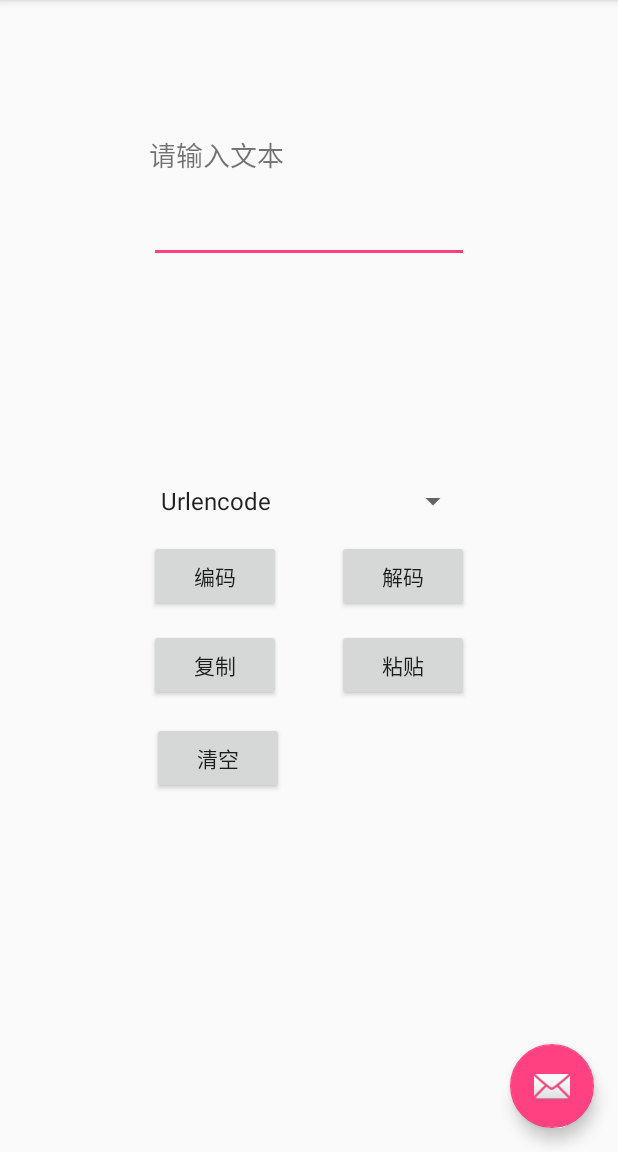
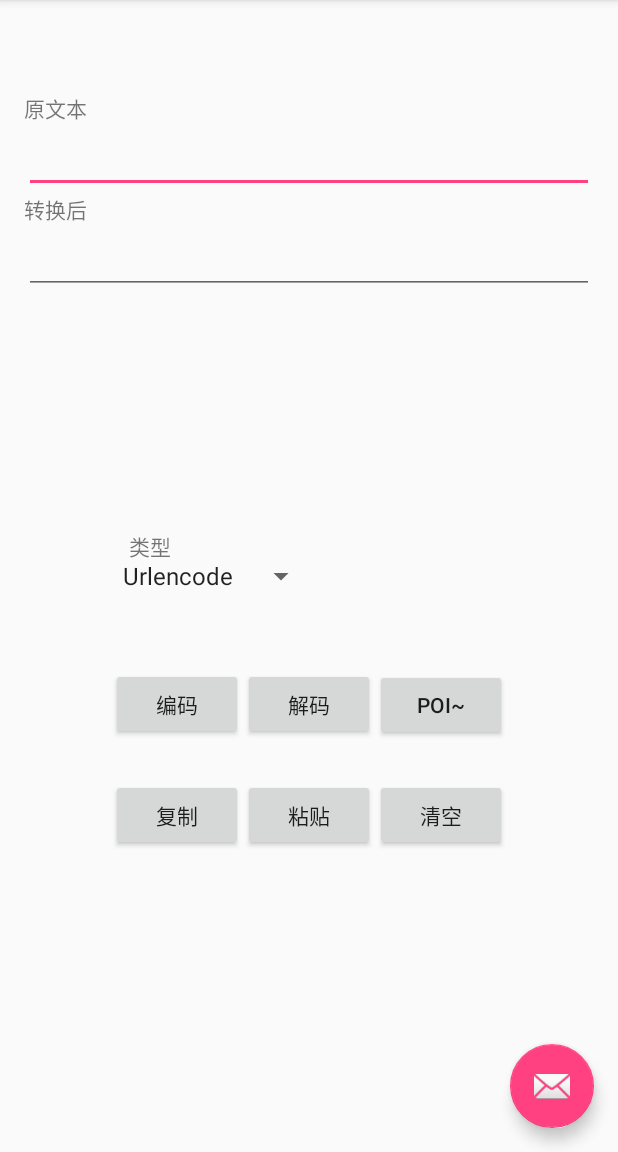
Before and after one commit to zhihaofans/Text-Text, an Android app: the screen it shows after launch (MainActivity), on a phone screen of 412 x 824 dp, the part 84-1236 px from its top. Run offline under Robolectric (Android 15) with nearby library versions, the phone set to English and light mode, and no system bars.

Commit message:
V1.2:Add MD5 & SHA*

```diff
--- a/app/build.gradle
+++ b/app/build.gradle
@@ -7,8 +7,8 @@ android {
         applicationId "com.zhihaofans.texttext"
         minSdkVersion 14
         targetSdkVersion 25
-        versionCode 1
-        versionName "1.0"
+        versionCode 3
+        versionName "1.2"
         testInstrumentationRunner "android.support.test.runner.AndroidJUnitRunner"
     }
     buildTypes {
--- a/app/src/main/AndroidManifest.xml
+++ b/app/src/main/AndroidManifest.xml
@@ -7,8 +7,6 @@
         android:icon="@mipmap/ic_launcher"
         android:label="@string/app_name"
         android:supportsRtl="true"
-        android:versionCode="2"
-        android:versionName="1.1"
         android:theme="@style/AppTheme">
         <activity
             android:name=".MainActivity"
--- a/app/src/main/res/layout/content_main.xml
+++ b/app/src/main/res/layout/content_main.xml
@@ -13,92 +13,141 @@
     tools:context="com.zhihaofans.texttext.MainActivity"
     tools:showIn="@layout/activity_main">
 
-    <Button
-        android:text="@string/decode"
-        android:layout_width="wrap_content"
+    <EditText
+        android:layout_width="match_parent"
         android:layout_height="wrap_content"
-        android:layout_alignBottom="@+id/button_encode"
-        android:layout_alignRight="@+id/editText"
-        android:layout_alignEnd="@+id/editText"
-        android:id="@+id/button_decode" />
+        android:inputType="textPersonName"
+        android:ems="10"
+        android:id="@+id/editText_input"
+        android:gravity="start"
+        tools:ignore="RtlHardcoded"
+        android:layout_below="@+id/textView_temp"
+        android:layout_alignParentLeft="true"
+        android:layout_alignParentStart="true"
+        android:layout_marginTop="48dp"
+        android:layout_alignParentRight="true"
+        android:layout_alignParentEnd="true" />
+
+    <TextView
+        android:layout_width="match_parent"
+        android:layout_height="wrap_content"
+        android:id="@+id/textView_temp"
+        android:visibility="invisible"
+        android:layout_alignParentTop="true" />
+
+    <EditText
+        android:layout_width="match_parent"
+        android:layout_height="wrap_content"
+        android:inputType="textPersonName"
+        android:ems="10"
+        android:id="@+id/editText_output"
+        android:selectAllOnFocus="true"
+        android:gravity="start"
+        android:focusable="false"
+        android:layout_below="@+id/editText_input"
+        android:layout_alignParentLeft="true"
+        android:layout_alignParentStart="true"
+        android:layout_marginTop="22dp" />
 
     <Button
         android:text="@string/encode"
         android:layout_width="wrap_content"
         android:layout_height="wrap_content"
         android:id="@+id/button_encode"
-        android:layout_centerVertical="true"
-        android:layout_alignLeft="@+id/editText"
-        android:layout_alignStart="@+id/editText" />
+        android:layout_below="@+id/spinner_type"
+        android:layout_alignLeft="@+id/button_copy"
+        android:layout_alignStart="@+id/button_copy"
+        android:layout_marginTop="49dp" />
 
     <TextView
+        android:text="@string/type"
         android:layout_width="wrap_content"
         android:layout_height="wrap_content"
-        android:text="@string/pleaseinputtext"
-        android:id="@+id/textView"
-        android:layout_alignParentTop="true"
-        android:layout_alignLeft="@+id/editText"
-        android:layout_alignStart="@+id/editText"
-        android:layout_marginTop="73dp"
-        android:textSize="18sp" />
+        android:id="@+id/textView5"
+        android:layout_marginBottom="21dp"
+        android:layout_marginLeft="12dp"
+        android:layout_marginStart="12dp"
+        android:textAlignment="viewStart"
+        android:layout_alignBottom="@+id/spinner_type"
+        android:layout_alignLeft="@+id/spinner_type"
+        android:layout_alignStart="@+id/spinner_type" />
 
-    <EditText
+    <Button
+        android:text="@string/paste"
         android:layout_width="wrap_content"
         android:layout_height="wrap_content"
-        android:inputType="textPersonName"
-        android:ems="10"
-        android:layout_marginTop="13dp"
-        android:id="@+id/editText"
-        android:layout_below="@+id/textView"
+        android:id="@+id/button_paste"
+        tools:ignore="RelativeOverlap"
+        android:layout_alignBaseline="@+id/button_delall"
+        android:layout_alignBottom="@+id/button_delall"
         android:layout_centerHorizontal="true" />
 
-    <Spinner
-        android:layout_width="match_parent"
-        android:layout_height="wrap_content"
-        android:id="@+id/spinner_type"
-        android:entries="@array/TextType"
-        android:layout_above="@+id/button_decode"
-        android:layout_alignLeft="@+id/button_encode"
-        android:layout_alignStart="@+id/button_encode"
-        android:layout_marginBottom="14dp"
-        android:layout_alignRight="@+id/button_decode"
-        android:layout_alignEnd="@+id/button_decode" />
-
-    <TextView
+    <Button
+        android:text="@string/decode"
         android:layout_width="wrap_content"
         android:layout_height="wrap_content"
-        android:layout_alignParentTop="true"
-        android:layout_alignParentLeft="true"
-        android:layout_alignParentStart="true"
-        android:id="@+id/textView_temp"
-        android:visibility="invisible" />
+        android:id="@+id/button_decode"
+        android:layout_alignBaseline="@+id/button_encode"
+        android:layout_alignBottom="@+id/button_encode"
+        android:layout_alignLeft="@+id/button_paste"
+        android:layout_alignStart="@+id/button_paste" />
 
     <Button
-        android:text="@string/copy"
+        android:text="@string/poi"
         android:layout_width="wrap_content"
         android:layout_height="wrap_content"
-        android:layout_below="@+id/button_encode"
-        android:layout_alignRight="@+id/button_encode"
-        android:layout_alignEnd="@+id/button_encode"
-        android:layout_marginTop="11dp"
-        android:id="@+id/button_copy" />
+        android:id="@+id/button_poi"
+        android:layout_alignBaseline="@+id/button_decode"
+        android:layout_alignBottom="@+id/button_decode"
+        android:layout_toRightOf="@+id/button_paste"
+        android:layout_toEndOf="@+id/button_paste" />
 
     <Button
         android:text="@string/delall"
         android:layout_width="wrap_content"
         android:layout_height="wrap_content"
         android:id="@+id/button_delall"
-        android:layout_below="@+id/button_copy"
-        android:layout_alignRight="@+id/textView"
-        android:layout_alignEnd="@+id/textView"
-        android:layout_marginTop="14dp" />
+        android:layout_alignBaseline="@+id/button_copy"
+        android:layout_alignBottom="@+id/button_copy"
+        android:layout_toRightOf="@+id/button_paste"
+        android:layout_toEndOf="@+id/button_paste" />
 
     <Button
-        android:text="@string/paste"
+        android:text="@string/copy"
         android:layout_width="wrap_content"
         android:layout_height="wrap_content"
-        android:layout_alignTop="@+id/button_copy"
-        android:layout_alignLeft="@+id/button_decode"
-        android:layout_alignStart="@+id/button_decode"
-        android:id="@+id/button_paste" />
+        android:id="@+id/button_copy"
+        android:layout_marginTop="26dp"
+        android:layout_below="@+id/button_encode"
+        android:layout_toLeftOf="@+id/button_paste"
+        android:layout_toStartOf="@+id/button_paste" />
+
+    <Spinner
+        android:layout_height="wrap_content"
+        android:id="@+id/spinner_type"
+        android:entries="@array/TextType"
+        android:layout_width="wrap_content"
+        android:layout_centerVertical="true"
+        android:layout_alignLeft="@+id/button_encode"
+        android:layout_alignStart="@+id/button_encode" />
+
+    <TextView
+        android:text="@string/oldstr"
+        android:layout_width="wrap_content"
+        android:layout_height="wrap_content"
+        android:layout_below="@+id/textView_temp"
+        android:layout_alignParentLeft="true"
+        android:layout_alignParentStart="true"
+        android:layout_marginTop="26dp"
+        android:id="@+id/textView6" />
+
+    <TextView
+        android:text="@string/transformed"
+        android:layout_width="wrap_content"
+        android:layout_height="wrap_content"
+        android:layout_below="@+id/editText_input"
+        android:layout_alignParentLeft="true"
+        android:layout_alignParentStart="true"
+        android:id="@+id/textView7" />
+
 </RelativeLayout>
--- a/app/src/main/res/values/arrays.xml
+++ b/app/src/main/res/values/arrays.xml
@@ -5,6 +5,12 @@
         <item>Base64</item>
         <item>ASCII</item>
         <item>Unicode</item>
-        <item>Utf-8</item>
+        <item>MD5</item>
+        <item>SHA1</item>
+        <item>SHA224</item>
+        <item>SHA256</item>
+        <item>SHA384</item>
+        <item>SHA512</item>
+
     </string-array>
 </resources>
--- a/app/src/main/res/values/strings.xml
+++ b/app/src/main/res/values/strings.xml
@@ -1,5 +1,6 @@
 <resources>
     <string name="app_name">Text Text</string>
+    <string name="app_version">V1.2</string>
     <string name="about">关于</string>
     <string name="exit">退出</string>
     <string name="encode">编码</string>
@@ -8,5 +9,13 @@
     <string name="copy">复制</string>
     <string name="delall">清空</string>
     <string name="paste">粘贴</string>
+    <string name="copyright">2016 zhihaofans</string>
+    <string name="github">Github</string>
+    <string name="ProjectLink">项目地址</string>
+    <string name="UpdateLink">更新地址</string>
     <string name="aboutapp">这是我的第一个Android app,\n可以将文本转换到不同编码(大概\n代码很乱,bug很多,\n只是学习Android用的,\n以后应该不会更新了。\n\n我的酷安账号:\nzhihaofans\n\nGithub:\nzhihaofans</string>
+    <string name="poi">poi~</string>
+    <string name="type">类型</string>
+    <string name="oldstr">原文本</string>
+    <string name="transformed">转换后</string>
 </resources>
```
Also changed, not shown: app/src/main/java/com/zhihaofans/texttext/MainActivity.java (+62 -22 lines), app/src/main/java/com/zhihaofans/texttext/StringToSth.java (+26 -0 lines), app/src/main/res/layout/content_setting.xml (+29 -12 lines), app/src/main/res/mipmap-xxhdpi/ic_launcher.png (added), 2 other files.
